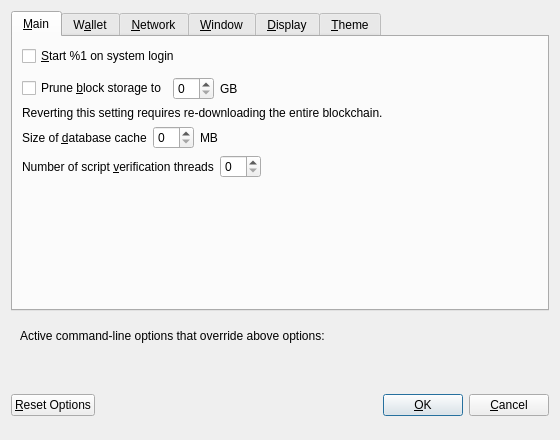
Qt form src/qt/forms/optionsdialog.ui (TheRetardedElon/Dogecoin-Takeback) before a commit.
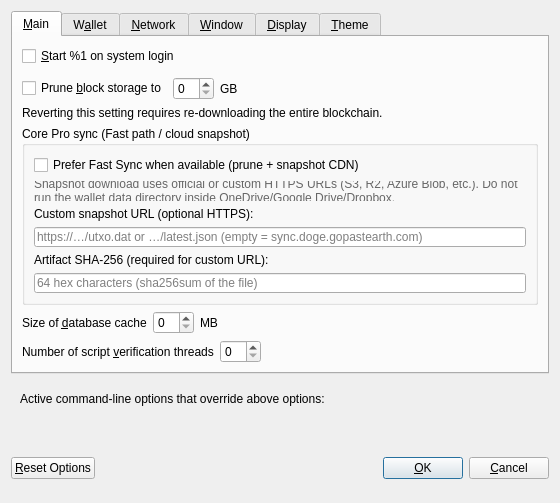
The same form after that commit. Custom widgets are drawn as their Qt base class.

Commit message: Wire GPE latest.json Fast Sync manifest into Core Pro

```diff
--- a/src/qt/forms/optionsdialog.ui
+++ b/src/qt/forms/optionsdialog.ui
@@ -100,6 +100,66 @@
          </property>
         </widget>
        </item>
+       <item>
+        <widget class="QGroupBox" name="groupFastSync">
+         <property name="title">
+          <string>Core Pro sync (Fast path / cloud snapshot)</string>
+         </property>
+         <layout class="QVBoxLayout" name="verticalLayout_FastSync">
+          <item>
+           <widget class="QCheckBox" name="preferFastSync">
+            <property name="toolTip">
+             <string>Prefer Fast path: prune old blocks and use an attested UTXO snapshot when available (Product P1). Does not place your live datadir on OneDrive/Drive — cloud is only for downloading snapshot files over HTTPS.</string>
+            </property>
+            <property name="text">
+             <string>Prefer Fast Sync when available (prune + snapshot CDN)</string>
+            </property>
+           </widget>
+          </item>
+          <item>
+           <widget class="QLabel" name="fastSyncHint">
+            <property name="styleSheet">
+             <string notr="true">QLabel { color: #666; }</string>
+            </property>
+            <property name="text">
+             <string>Snapshot download uses official or custom HTTPS URLs (S3, R2, Azure Blob, etc.). Do not run the wallet data directory inside OneDrive/Google Drive/Dropbox.</string>
+            </property>
+            <property name="wordWrap">
+             <bool>true</bool>
+            </property>
+           </widget>
+          </item>
+          <item>
+           <widget class="QLabel" name="snapshotUrlLabel">
+            <property name="text">
+             <string>Custom snapshot URL (optional HTTPS):</string>
+            </property>
+           </widget>
+          </item>
+          <item>
+           <widget class="QLineEdit" name="snapshotUrl">
+            <property name="placeholderText">
+             <string>https://…/utxo.dat or …/latest.json (empty = sync.doge.gopastearth.com)</string>
+            </property>
+           </widget>
+          </item>
+          <item>
+           <widget class="QLabel" name="snapshotShaLabel">
+            <property name="text">
+             <string>Artifact SHA-256 (required for custom URL):</string>
+            </property>
+           </widget>
+          </item>
+          <item>
+           <widget class="QLineEdit" name="snapshotSha256">
+            <property name="placeholderText">
+             <string>64 hex characters (sha256sum of the file)</string>
+            </property>
+           </widget>
+          </item>
+         </layout>
+        </widget>
+       </item>
        <item>
         <layout class="QHBoxLayout" name="horizontalLayout_2_Main">
          <item>
```
The commit also changes 33 other files.
